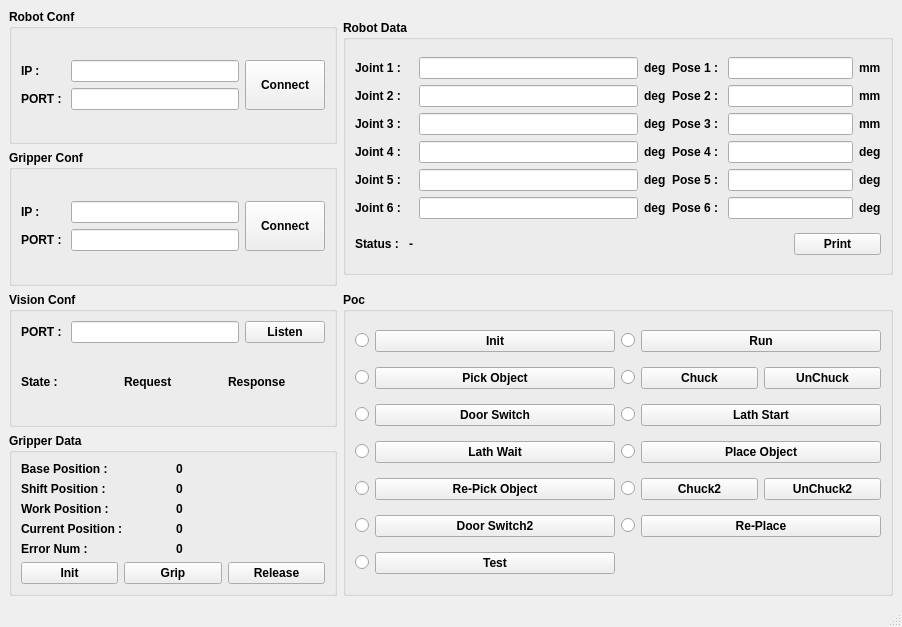
hajunsong/poc_gaebong, file mainwindow.ui: the form before one commit.
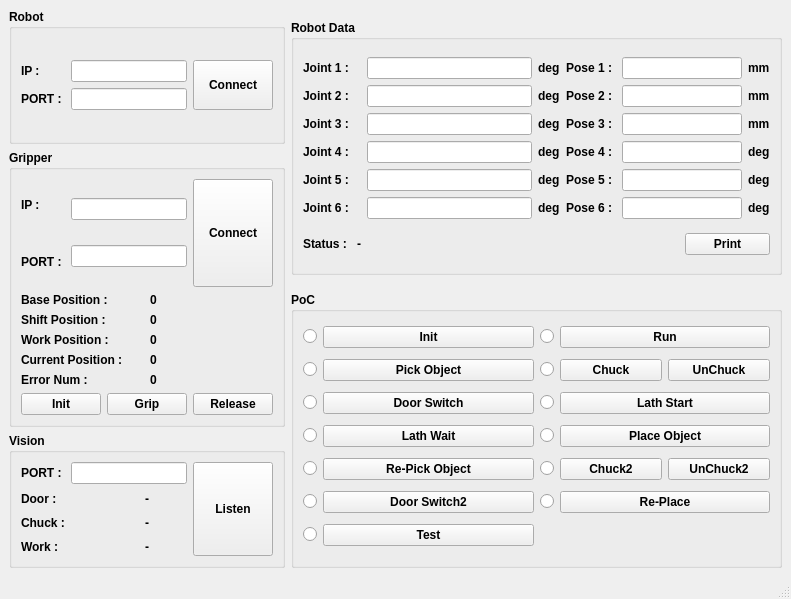
The form after the commit.

Patch:
```diff
--- a/mainwindow.ui
+++ b/mainwindow.ui
@@ -6,15 +6,15 @@
    <rect>
     <x>0</x>
     <y>0</y>
-    <width>902</width>
-    <height>627</height>
+    <width>791</width>
+    <height>599</height>
    </rect>
   </property>
   <property name="windowTitle">
    <string>MainWindow</string>
   </property>
   <widget class="QWidget" name="centralwidget">
-   <layout class="QGridLayout" name="gridLayout_7">
+   <layout class="QGridLayout" name="gridLayout_5">
     <item row="0" column="0">
      <widget class="QGroupBox" name="groupBox">
       <property name="minimumSize">
@@ -39,7 +39,7 @@
        <bool>false</bool>
       </property>
       <property name="title">
-       <string>Robot Conf</string>
+       <string>Robot</string>
       </property>
       <layout class="QGridLayout" name="gridLayout">
        <item row="0" column="1">
@@ -94,82 +94,6 @@
       </layout>
      </widget>
     </item>
-    <item row="1" column="0">
-     <widget class="QGroupBox" name="groupBox_2">
-      <property name="minimumSize">
-       <size>
-        <width>0</width>
-        <height>0</height>
-       </size>
-      </property>
-      <property name="maximumSize">
-       <size>
-        <width>16777215</width>
-        <height>16777215</height>
-       </size>
-      </property>
-      <property name="font">
-       <font>
-        <weight>75</weight>
-        <bold>true</bold>
-       </font>
-      </property>
-      <property name="title">
-       <string>Gripper Conf</string>
-      </property>
-      <layout class="QGridLayout" name="gridLayout_2">
-       <item row="0" column="2">
-        <widget class="QPushButton" name="btnGripperConnect">
-         <property name="sizePolicy">
-          <sizepolicy hsizetype="Minimum" vsizetype="Preferred">
-           <horstretch>0</horstretch>
-           <verstretch>0</verstretch>
-          </sizepolicy>
-         </property>
-         <property name="text">
-          <string>Connect</string>
-         </property>
-        </widget>
-       </item>
-       <item row="0" column="0">
-        <layout class="QVBoxLayout" name="verticalLayout_3">
-         <item>
-          <widget class="QLabel" name="label_3">
-           <property name="text">
-            <string>IP : </string>
-           </property>
-          </widget>
-         </item>
-         <item>
-          <widget class="QLabel" name="label_4">
-           <property name="text">
-            <string>PORT : </string>
-           </property>
-          </widget>
-         </item>
-        </layout>
-       </item>
-       <item row="0" column="1">
-        <layout class="QVBoxLayout" name="verticalLayout_4">
-         <item>
-          <widget class="QLineEdit" name="txtGripperIP">
-           <property name="text">
-            <string/>
-           </property>
-          </widget>
-         </item>
-         <item>
-          <widget class="QLineEdit" name="txtGripperPORT">
-           <property name="text">
-            <string/>
-           </property>
-          </widget>
-         </item>
-        </layout>
-       </item>
-      </layout>
-     </widget>
-    </item>
     <item row="0" column="1" rowspan="2">
      <widget class="QGroupBox" name="groupBox_3">
       <property name="maximumSize">
@@ -240,7 +164,14 @@
        <item row="0" column="1">
         <layout class="QVBoxLayout" name="verticalLayout_6">
          <item>
-          <widget class="QLineEdit" name="txtJoint1"/>
+          <widget class="QLineEdit" name="txtJoint1">
+           <property name="minimumSize">
+            <size>
+             <width>120</width>
+             <height>0</height>
+            </size>
+           </property>
+          </widget>
          </item>
          <item>
           <widget class="QLineEdit" name="txtJoint2"/>
@@ -354,7 +285,14 @@
        <item row="0" column="4" colspan="2">
         <layout class="QVBoxLayout" name="verticalLayout_10">
          <item>
-          <widget class="QLineEdit" name="txtPose1"/>
+          <widget class="QLineEdit" name="txtPose1">
+           <property name="minimumSize">
+            <size>
+             <width>120</width>
+             <height>0</height>
+            </size>
+           </property>
+          </widget>
          </item>
          <item>
           <widget class="QLineEdit" name="txtPose2"/>
@@ -460,6 +398,203 @@
       </layout>
      </widget>
     </item>
+    <item row="1" column="0" rowspan="2">
+     <widget class="QGroupBox" name="groupBox_2">
+      <property name="minimumSize">
+       <size>
+        <width>0</width>
+        <height>0</height>
+       </size>
+      </property>
+      <property name="maximumSize">
+       <size>
+        <width>16777215</width>
+        <height>16777215</height>
+       </size>
+      </property>
+      <property name="font">
+       <font>
+        <weight>75</weight>
+        <bold>true</bold>
+       </font>
+      </property>
+      <property name="title">
+       <string>Gripper</string>
+      </property>
+      <layout class="QGridLayout" name="gridLayout_2">
+       <item row="0" column="0">
+        <layout class="QHBoxLayout" name="horizontalLayout_19">
+         <item>
+          <layout class="QVBoxLayout" name="verticalLayout_3">
+           <item>
+            <widget class="QLabel" name="label_3">
+             <property name="text">
+              <string>IP : </string>
+             </property>
+            </widget>
+           </item>
+           <item>
+            <widget class="QLabel" name="label_4">
+             <property name="text">
+              <string>PORT : </string>
+             </property>
+            </widget>
+           </item>
+          </layout>
+         </item>
+         <item>
+          <layout class="QVBoxLayout" name="verticalLayout_4">
+           <item>
+            <widget class="QLineEdit" name="txtGripperIP">
+             <property name="text">
+              <string/>
+             </property>
+            </widget>
+           </item>
+           <item>
+            <widget class="QLineEdit" name="txtGripperPORT">
+             <property name="text">
+              <string/>
+             </property>
+            </widget>
+           </item>
+          </layout>
+         </item>
+         <item>
+          <widget class="QPushButton" name="btnGripperConnect">
+           <property name="sizePolicy">
+            <sizepolicy hsizetype="Minimum" vsizetype="MinimumExpanding">
+             <horstretch>0</horstretch>
+             <verstretch>0</verstretch>
+            </sizepolicy>
+           </property>
+           <property name="text">
+            <string>Connect</string>
+           </property>
+          </widget>
+         </item>
+        </layout>
+       </item>
+       <item row="1" column="0">
+        <layout class="QVBoxLayout" name="verticalLayout_15">
+         <item>
+          <layout class="QHBoxLayout" name="horizontalLayout_20">
+           <item>
+            <layout class="QVBoxLayout" name="verticalLayout_8">
+             <item>
+              <widget class="QLabel" name="label_27">
+               <property name="text">
+                <string>Base Position : </string>
+               </property>
+              </widget>
+             </item>
+             <item>
+              <widget class="QLabel" name="label_28">
+               <property name="text">
+                <string>Shift Position : </string>
+               </property>
+              </widget>
+             </item>
+             <item>
+              <widget class="QLabel" name="label_29">
+               <property name="text">
+                <string>Work Position : </string>
+               </property>
+              </widget>
+             </item>
+             <item>
+              <widget class="QLabel" name="label_30">
+               <property name="text">
+                <string>Current Position : </string>
+               </property>
+              </widget>
+             </item>
+             <item>
+              <widget class="QLabel" name="label_19">
+               <property name="text">
+                <string>Error Num : </string>
+               </property>
+              </widget>
+             </item>
+            </layout>
+           </item>
+           <item>
+            <layout class="QVBoxLayout" name="verticalLayout_9">
+             <item>
+              <widget class="QLabel" name="txtBasePosition">
+               <property name="text">
+                <string>0</string>
+               </property>
+               <property name="alignment">
+                <set>Qt::AlignLeading|Qt::AlignLeft|Qt::AlignVCenter</set>
+               </property>
+              </widget>
+             </item>
+             <item>
+              <widget class="QLabel" name="txtShiftPosition">
+               <property name="text">
+                <string>0</string>
+               </property>
+               <property name="alignment">
+                <set>Qt::AlignLeading|Qt::AlignLeft|Qt::AlignVCenter</set>
+               </property>
+              </widget>
+             </item>
+             <item>
+              <widget class="QLabel" name="txtWorkPosition">
+               <property name="text">
+                <string>0</string>
+               </property>
+              </widget>
+             </item>
+             <item>
+              <widget class="QLabel" name="txtCurrentPosition">
+               <property name="text">
+                <string>0</string>
+               </property>
+              </widget>
+             </item>
+             <item>
+              <widget class="QLabel" name="txtErrorNum">
+               <property name="text">
+                <string>0</string>
+               </property>
+              </widget>
+             </item>
+            </layout>
+           </item>
+          </layout>
+         </item>
+         <item>
+          <layout class="QHBoxLayout" name="horizontalLayout_14">
+           <item>
+            <widget class="QPushButton" name="btnGripperInit">
+             <property name="text">
+              <string>Init</string>
+             </property>
+            </widget>
+           </item>
+           <item>
+            <widget class="QPushButton" name="btnGripperGrip">
+             <property name="text">
+              <string>Grip</string>
+             </property>
+            </widget>
+           </item>
+           <item>
+            <widget class="QPushButton" name="btnGripperRelease">
+             <property name="text">
+              <string>Release</string>
+             </property>
+            </widget>
+           </item>
+          </layout>
+         </item>
+        </layout>
+       </item>
+      </layout>
+     </widget>
+    </item>
     <item row="2" column="1" rowspan="2">
      <widget class="QGroupBox" name="groupBox_6">
       <property name="font">
@@ -469,7 +604,7 @@
        </font>
       </property>
       <property name="title">
-       <string>Poc</string>
+       <string>PoC</string>
       </property>
       <layout class="QGridLayout" name="gridLayout_6">
        <item row="0" column="0">
@@ -828,130 +963,6 @@
      </widget>
     </item>
     <item row="3" column="0">
-     <widget class="QGroupBox" name="groupBox_5">
-      <property name="font">
-       <font>
-        <weight>75</weight>
-        <bold>true</bold>
-       </font>
-      </property>
-      <property name="title">
-       <string>Gripper Data</string>
-      </property>
-      <layout class="QGridLayout" name="gridLayout_5">
-       <item row="0" column="0">
-        <layout class="QVBoxLayout" name="verticalLayout_8">
-         <item>
-          <widget class="QLabel" name="label_27">
-           <property name="text">
-            <string>Base Position : </string>
-           </property>
-          </widget>
-         </item>
-         <item>
-          <widget class="QLabel" name="label_28">
-           <property name="text">
-            <string>Shift Position : </string>
-           </property>
-          </widget>
-         </item>
-         <item>
-          <widget class="QLabel" name="label_29">
-           <property name="text">
-            <string>Work Position : </string>
-           </property>
-          </widget>
-         </item>
-         <item>
-          <widget class="QLabel" name="label_30">
-           <property name="text">
-            <string>Current Position : </string>
-           </property>
-          </widget>
-         </item>
-         <item>
-          <widget class="QLabel" name="label_19">
-           <property name="text">
-            <string>Error Num : </string>
-           </property>
-          </widget>
-         </item>
-        </layout>
-       </item>
-       <item row="0" column="1">
-        <layout class="QVBoxLayout" name="verticalLayout_9">
-         <item>
-          <widget class="QLabel" name="txtBasePosition">
-           <property name="text">
-            <string>0</string>
-           </property>
-           <property name="alignment">
-            <set>Qt::AlignLeading|Qt::AlignLeft|Qt::AlignVCenter</set>
-           </property>
-          </widget>
-         </item>
-         <item>
-          <widget class="QLabel" name="txtShiftPosition">
-           <property name="text">
-            <string>0</string>
-           </property>
-           <property name="alignment">
-            <set>Qt::AlignLeading|Qt::AlignLeft|Qt::AlignVCenter</set>
-           </property>
-          </widget>
-         </item>
-         <item>
-          <widget class="QLabel" name="txtWorkPosition">
-           <property name="text">
-            <string>0</string>
-           </property>
-          </widget>
-         </item>
-         <item>
-          <widget class="QLabel" name="txtCurrentPosition">
-           <property name="text">
-            <string>0</string>
-           </property>
-          </widget>
-         </item>
-         <item>
-          <widget class="QLabel" name="txtErrorNum">
-           <property name="text">
-            <string>0</string>
-           </property>
-          </widget>
-         </item>
-        </layout>
-       </item>
-       <item row="1" column="0" colspan="2">
-        <layout class="QHBoxLayout" name="horizontalLayout_14">
-         <item>
-          <widget class="QPushButton" name="btnGripperInit">
-           <property name="text">
-            <string>Init</string>
-           </property>
-          </widget>
-         </item>
-         <item>
-          <widget class="QPushButton" name="btnGripperGrip">
-           <property name="text">
-            <string>Grip</string>
-           </property>
-          </widget>
-         </item>
-         <item>
-          <widget class="QPushButton" name="btnGripperRelease">
-           <property name="text">
-            <string>Release</string>
-           </property>
-          </widget>
-         </item>
-        </layout>
-       </item>
-      </layout>
-     </widget>
-    </item>
-    <item row="2" column="0">
      <widget class="QGroupBox" name="groupBox_4">
       <property name="minimumSize">
        <size>
@@ -972,7 +983,7 @@
        </font>
       </property>
       <property name="title">
-       <string>Vision Conf</string>
+       <string>Vision</string>
       </property>
       <layout class="QGridLayout" name="gridLayout_4">
        <item row="0" column="0">
@@ -989,7 +1000,70 @@
          </property>
         </widget>
        </item>
-       <item row="0" column="2">
+       <item row="1" column="0" colspan="2">
+        <layout class="QHBoxLayout" name="horizontalLayout_16">
+         <item>
+          <layout class="QVBoxLayout" name="verticalLayout_13">
+           <item>
+            <widget class="QLabel" name="label_18">
+             <property name="text">
+              <string>Door : </string>
+             </property>
+            </widget>
+           </item>
+           <item>
+            <widget class="QLabel" name="label_23">
+             <property name="text">
+              <string>Chuck : </string>
+             </property>
+            </widget>
+           </item>
+           <item>
+            <widget class="QLabel" name="label_25">
+             <property name="text">
+              <string>Work : </string>
+             </property>
+            </widget>
+           </item>
+          </layout>
+         </item>
+         <item>
+          <layout class="QVBoxLayout" name="verticalLayout_14">
+           <item>
+            <widget class="QLabel" name="txtStateDoor">
+             <property name="text">
+              <string>-</string>
+             </property>
+             <property name="alignment">
+              <set>Qt::AlignCenter</set>
+             </property>
+            </widget>
+           </item>
+           <item>
+            <widget class="QLabel" name="txtStateChuck">
+             <property name="text">
+              <string>-</string>
+             </property>
+             <property name="alignment">
+              <set>Qt::AlignCenter</set>
+             </property>
+            </widget>
+           </item>
+           <item>
+            <widget class="QLabel" name="txtStateWork">
+             <property name="text">
+              <string>-</string>
+             </property>
+             <property name="alignment">
+              <set>Qt::AlignCenter</set>
+             </property>
+            </widget>
+           </item>
+          </layout>
+         </item>
+        </layout>
+       </item>
+       <item row="0" column="2" rowspan="2">
         <widget class="QPushButton" name="btnVisionListen">
          <property name="sizePolicy">
           <sizepolicy hsizetype="Minimum" vsizetype="Preferred">
@@ -1002,31 +1076,6 @@
          </property>
         </widget>
        </item>
-       <item row="1" column="0" colspan="3">
-        <layout class="QHBoxLayout" name="horizontalLayout_16">
-         <item>
-          <widget class="QLabel" name="label_18">
-           <property name="text">
-            <string>State : </string>
-           </property>
-          </widget>
-         </item>
-         <item>
-          <widget class="QLabel" name="txtStateRequest">
-           <property name="text">
-            <string>Request</string>
-           </property>
-          </widget>
-         </item>
-         <item>
-          <widget class="QLabel" name="txtStateResponse">
-           <property name="text">
-            <string>Response</string>
-           </property>
-          </widget>
-         </item>
-        </layout>
-       </item>
       </layout>
      </widget>
     </item>
```
Left out of the diff: 2 changed lines with no effect on the pictures.
